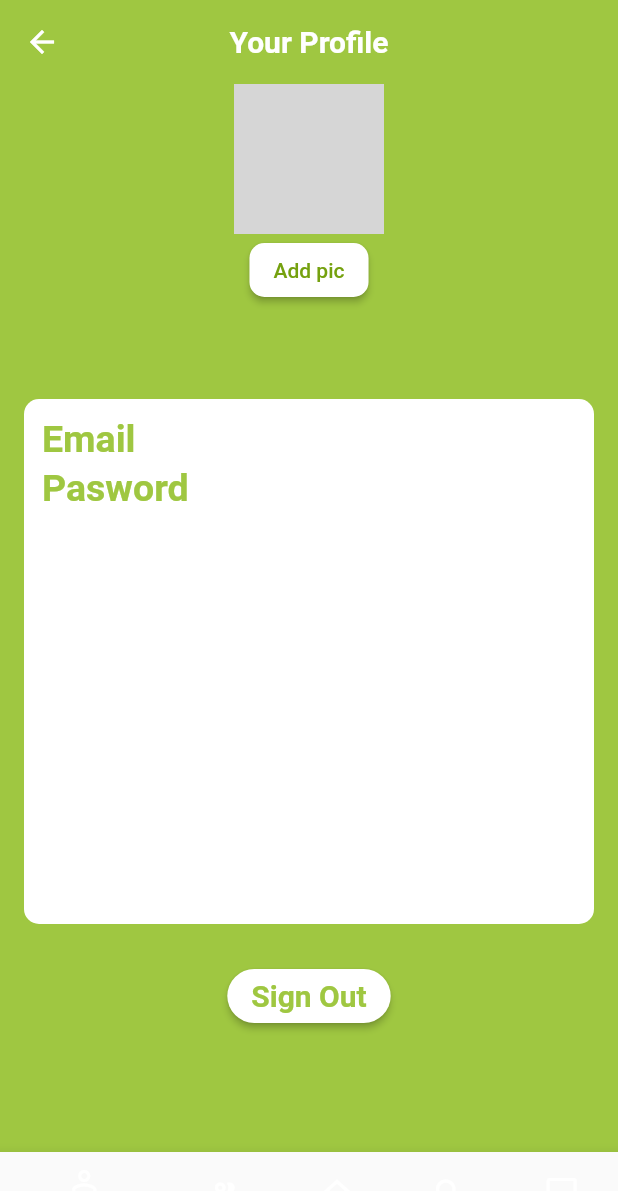
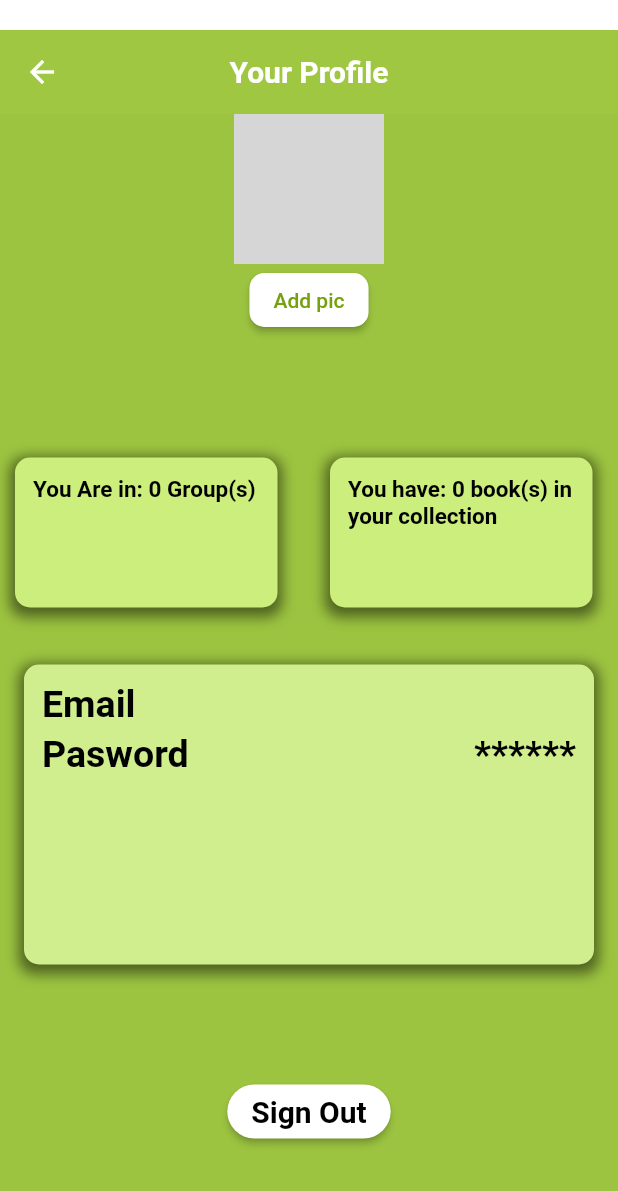
Before and after one commit to acm-projects/Book-Mates, a Flutter app: the screen it shows once a user with an empty profile is signed in, after a tap on the "group" icon, on a phone screen of 412 x 824 dp. Shown: the top 1191 px of the screen. Run offline on Flutter 3.47's test engine with Material 2 defaults, Android fonts, the phone set to English and light mode, and no system bars; our stand-ins replace cloud_firestore, file_picker, firebase_auth, firebase_core, firebase_storage, flutter_local_notifications and 1 more; missing offline and left inert: flutter_background_service, flutter_background_service_android, flutter_pdfview, flutter_verification_code; accounts and stored records are empty; network calls fail; Roboto replaces fonts that are missing (LeagueSpartan); grey boxes are pictures that could not be loaded.

Commit message:
basic template, need to change the colors

```diff
--- a/lib/User Implementation/profile_page.dart
+++ b/lib/User Implementation/profile_page.dart
@@ -1,3 +1,5 @@
+// ignore_for_file: curly_braces_in_flow_control_structures
+
 import 'dart:io';
 
 import 'package:bookmates_app/User%20Implementation/user_repo.dart';
@@ -12,29 +14,93 @@ class ProfilePage extends StatefulWidget {
 }
 
 class _ProfilePageState extends State<ProfilePage> {
-  Widget _userDesc(String userPassword, String userEmail) {
+  final email = FirebaseAuth.instance.currentUser?.email;
+
+  Widget _userStats(String countType) {
+    return FutureBuilder(
+      future: getCountSub(),
+      builder: (context, snapshot) {
+        if (snapshot.hasData) {
           return Container(
-      height: 350,
+            height: 100,
+            width: 175,
             margin: const EdgeInsets.symmetric(vertical: 4),
             padding: const EdgeInsets.all(12),
             decoration: BoxDecoration(
-        color: Colors.white,
+              color: Color.fromARGB(255, 204, 238, 124),
               borderRadius: BorderRadius.circular(10),
+              boxShadow: [
+                BoxShadow(
+                    color: Colors.black.withOpacity(0.5),
+                    spreadRadius: 3,
+                    blurRadius: 7,
+                    offset: const Offset(0, 3))
+              ],
             ),
-      child: Row(
+            child: Text(
+              (countType == "Groups")
+                  ? "You Are in: ${snapshot.data![0]} Group(s)"
+                  : "You have: ${snapshot.data![1]} book(s) in your collection",
+              style: const TextStyle(
+                  fontSize: 15,
+                  fontWeight: FontWeight.bold,
+                  color: Colors.black),
+            ),
+          );
+        } else
+          return const CircularProgressIndicator();
+      },
+    );
+  }
+
+  Widget _userDesc(String userPassword, String userEmail) {
+    return FutureBuilder(
+      future: getSubcollectionCount('users/$email/Groups'),
+      builder: (context, snapshot) {
+        return Container(
+          height: 200,
+          margin: const EdgeInsets.symmetric(vertical: 4),
+          padding: const EdgeInsets.all(12),
+          decoration: BoxDecoration(
+            color: Color.fromARGB(255, 209, 238, 142),
+            borderRadius: BorderRadius.circular(10),
+            boxShadow: [
+              BoxShadow(
+                  color: Colors.black.withOpacity(0.5),
+                  spreadRadius: 3,
+                  blurRadius: 7,
+                  offset: const Offset(0, 3))
+            ],
+          ),
+          child: Column(
+            children: [
+              Row(
                 mainAxisAlignment: MainAxisAlignment.spaceBetween,
                 children: <Widget>[
-          _userDetail('Email', 'Pasword'),
+                  _userDetail('Email', 'Pasword', false),
                   const SizedBox(
-              width: 20), // Adjust for spacing between email and password
-          _userDetail(userEmail, userPassword),
-          // TODO: add how many groups a user is in
+                      width:
+                          20), // Adjust for spacing between email and password
+                  _userDetail(userEmail, userPassword, true),
+                ],
+              ),
+              const SizedBox(
+                height: 100,
+              ),
+              // const Image(
+              //   image: AssetImage('icons/worm.png'),
+              //   width: 120,
+              //   height: 120,
+              //   // alignment: Alignment.topCenter,
+              // ),
             ],
           ),
         );
+      },
+    );
   }
 
-  Widget _userDetail(String userField, String userData) {
+  Widget _userDetail(String userField, String userData, bool hidden) {
     return Column(
       crossAxisAlignment: CrossAxisAlignment.start,
       children: <Widget>[
@@ -43,16 +109,16 @@ class _ProfilePageState extends State<ProfilePage> {
           style: const TextStyle(
               fontFamily: 'LeagueSpartan',
               fontSize: 25,
-              color: Color.fromARGB(255, 159, 199, 65),
+              color: Colors.black,
               fontWeight: FontWeight.bold),
         ),
         const SizedBox(height: 4), // Adjust for spacing
         Text(
-          userData,
+          hidden ? '               ******' : userData,
           style: const TextStyle(
               fontFamily: 'LeagueSpartan',
               fontSize: 25,
-              color: Color.fromARGB(255, 159, 199, 65),
+              color: Colors.black,
               fontWeight: FontWeight.bold),
         ),
       ],
@@ -65,8 +131,9 @@ class _ProfilePageState extends State<ProfilePage> {
       onPressed: () async {
         await FirebaseAuth.instance.signOut();
         sleep(const Duration(milliseconds: 200));
+
         // Restart.restartApp();
-        // Navigator.of(context).popAndPushNamed('/homePage');
+        Navigator.of(context).popAndPushNamed('/loginPage');
       },
       style: ElevatedButton.styleFrom(
         primary: Colors.white,
@@ -78,39 +145,39 @@ class _ProfilePageState extends State<ProfilePage> {
         style: TextStyle(
             fontFamily: 'LeagueSpartan',
             fontSize: 20,
-            color: Color.fromARGB(255, 159, 199, 65),
+            color: Colors.black,
             fontWeight: FontWeight.bold),
       ),
     );
   }
 
-// the bottom buttons of the page
-  Widget _bottomButton() {
-    return BottomNavigationBar(
-      items: const <BottomNavigationBarItem>[
-        BottomNavigationBarItem(
-          icon: Icon(Icons.person_outline),
-          label: 'ID',
-        ),
-        BottomNavigationBarItem(
-          icon: Icon(Icons.group_outlined),
-          label: 'Groups',
-        ),
-        BottomNavigationBarItem(
-          icon: Icon(Icons.home_outlined),
-          label: 'Home',
-        ),
-        BottomNavigationBarItem(
-          icon: Icon(Icons.search_outlined),
-          label: 'Search',
-        ),
-        BottomNavigationBarItem(
-          icon: Icon(Icons.chat_bubble_outline),
-          label: 'Chat',
-        ),
-      ],
-    );
-  }
+// // the bottom buttons of the page
+//   Widget _bottomButton() {
+//     return BottomNavigationBar(
+//       items: const <BottomNavigationBarItem>[
+//         BottomNavigationBarItem(
+//           icon: Icon(Icons.person_outline),
+//           label: 'ID',
+//         ),
+//         BottomNavigationBarItem(
+//           icon: Icon(Icons.group_outlined),
+//           label: 'Groups',
+//         ),
+//         BottomNavigationBarItem(
+//           icon: Icon(Icons.home_outlined),
+//           label: 'Home',
+//         ),
+//         BottomNavigationBarItem(
+//           icon: Icon(Icons.search_outlined),
+//           label: 'Search',
+//         ),
+//         BottomNavigationBarItem(
+//           icon: Icon(Icons.chat_bubble_outline),
+//           label: 'Chat',
+//         ),
+//       ],
+//     );
+//   }
 
 // the top part of the page, where user can upload a profile pic and display userName
   Widget _userHeading(String userName, imgURL) {
@@ -143,7 +210,7 @@ class _ProfilePageState extends State<ProfilePage> {
         Text(
           userName,
           style: const TextStyle(
-              fontSize: 24,
+              fontSize: 40,
               fontFamily: 'LeagueSpartan',
               fontWeight: FontWeight.bold,
               color: Colors.white),
@@ -154,8 +221,10 @@ class _ProfilePageState extends State<ProfilePage> {
 
   @override
   Widget build(BuildContext context) {
-    return Scaffold(
-      backgroundColor: Color.fromARGB(255, 159, 199, 65),
+    return Padding(
+      padding: const EdgeInsets.only(top: 20),
+      child: Scaffold(
+        backgroundColor: Color.fromARGB(255, 156, 196, 64),
         appBar: AppBar(
           backgroundColor: Color.fromARGB(255, 159, 199, 65),
           elevation: 0,
@@ -176,9 +245,25 @@ class _ProfilePageState extends State<ProfilePage> {
                 child: Column(
                   mainAxisAlignment: MainAxisAlignment.start,
                   children: <Widget>[
-                  _userHeading(
-                      snapshot.data!['userName'], snapshot.data!['profPicURL']),
+                    _userHeading(snapshot.data!['userName'],
+                        snapshot.data!['profPicURL']),
                     const SizedBox(height: 20), // For spacing
+
+                    Row(
+                      children: [
+                        const SizedBox(
+                          width: 10,
+                        ),
+                        _userStats("Groups"),
+                        const SizedBox(
+                          width: 35,
+                        ),
+                        _userStats("Books"),
+                      ],
+                    ),
+                    const SizedBox(
+                      height: 30,
+                    ),
                     Container(
                       padding: const EdgeInsets.symmetric(horizontal: 16),
                       child: Column(
@@ -189,7 +274,7 @@ class _ProfilePageState extends State<ProfilePage> {
                         ],
                       ),
                     ),
-                  const SizedBox(height: 20), // For spacing
+                    const SizedBox(height: 70), // For spacing
                     _signOutButton(),
                   ],
                 ),
@@ -199,7 +284,8 @@ class _ProfilePageState extends State<ProfilePage> {
             }
           },
         ),
-      bottomNavigationBar: _bottomButton(),
+        // bottomNavigationBar: _bottomButton(),
+      ),
     );
   }
 }
--- a/lib/User Implementation/user_repo.dart
+++ b/lib/User Implementation/user_repo.dart
@@ -131,3 +131,22 @@ Future<Map<String, dynamic>?> getUserData() async {
 
   return userRef.data();
 }
+
+// to return the length of a subcollection in user
+Future<int> getSubcollectionCount(String path) async {
+  final subPathRef = await FirebaseFirestore.instance.collection(path).get();
+  return subPathRef.docs.length;
+}
+
+Future<List<int>> getCountSub() async {
+  final email = FirebaseAuth.instance.currentUser?.email;
+  final userGroupRef =
+      await FirebaseFirestore.instance.collection('users/$email/Groups').get();
+  final userBookRef = await FirebaseFirestore.instance
+      .collection('users/$email/BookPDFs')
+      .get();
+  return [
+    userGroupRef.docs.length,
+    userBookRef.docs.length,
+  ];
+}
```
Also changed, not shown: 1 other file. Lines whose indentation alone changed are shown as unchanged.
